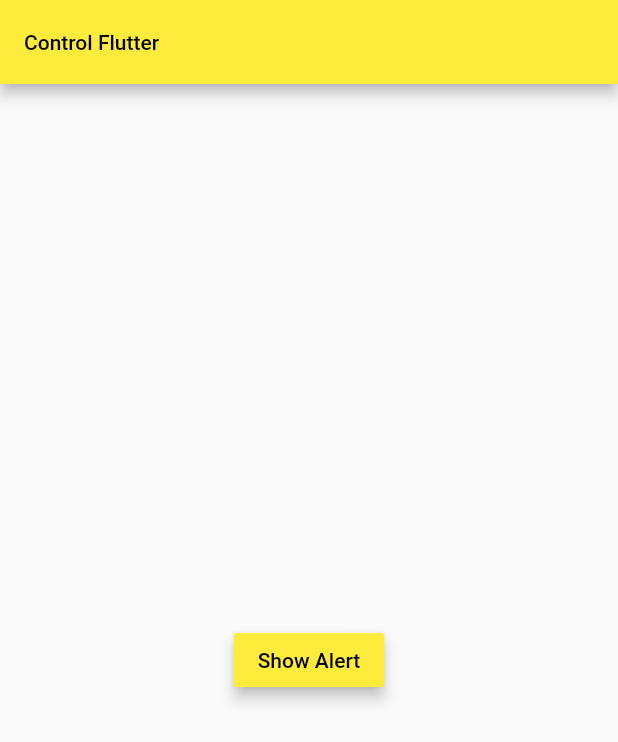
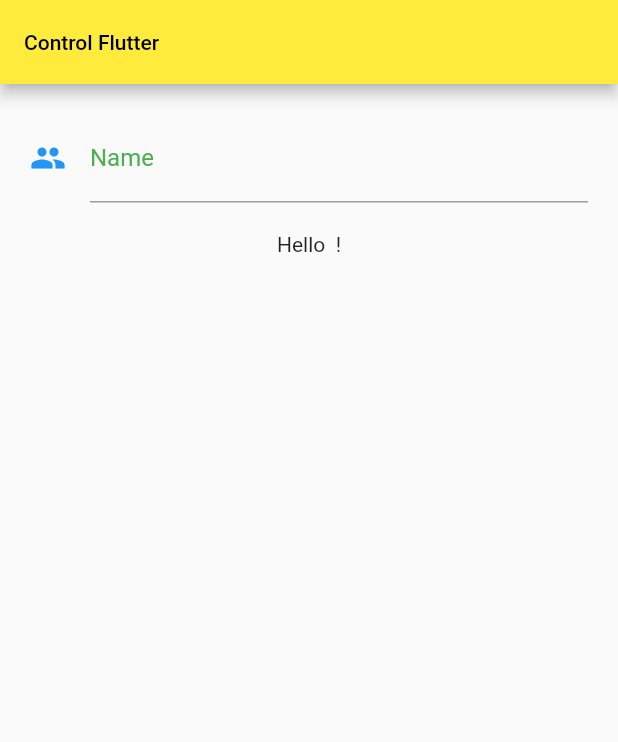
Before and after one commit to huubao2309/demo_control_flutter, a Flutter app: the screen it shows after launch, on a phone screen of 412 x 824 dp. Shown: the top 742 px of the screen. Run offline on Flutter 3.47's test engine with Material 2 defaults, Android fonts, the phone set to English and light mode, and no system bars; our stand-ins replace carousel_slider.

Commit message:
commit use TextField

```diff
--- /dev/null
+++ b/control_flutter/lib/control_stateful_normal/textfield_widgets.dart
@@ -0,0 +1,40 @@
+import 'package:flutter/material.dart';
+
+class TextFieldControl extends StatefulWidget {
+  @override
+  _TextFieldWidgetsState createState() => _TextFieldWidgetsState();
+}
+
+class _TextFieldWidgetsState extends State<TextFieldControl> {
+  String name = '';
+
+  @override
+  Widget build(BuildContext context) {
+    return Container(
+      margin: EdgeInsets.all(20),
+      child: Column(
+        children: <Widget>[
+          TextField(
+            decoration: InputDecoration(
+              hintText: 'Input Text...',
+              labelText: 'Name',
+              labelStyle: TextStyle(color: Colors.green),
+              hintStyle: TextStyle(color: Colors.red),
+              icon: Icon(
+                Icons.people,
+                color: Colors.blue,
+              ),
+            ),
+            onChanged: (String string) {
+              setState(() {
+                name = string;
+              });
+            },
+          ),
+          Padding(padding: EdgeInsets.all(10)),
+          Text('Hello $name !'),
+        ],
+      ),
+    );
+  }
+}
--- a/control_flutter/lib/main.dart
+++ b/control_flutter/lib/main.dart
@@ -9,12 +9,11 @@
 import 'control_normal/raised_button_widgets.dart';
 import 'control_normal/row_widgets.dart';
 import 'control_normal/text_widgets.dart';
+import 'control_stateful_normal/textfield_widgets.dart';
 
 void main() => runApp(MyApp());
 
 class MyApp extends StatelessWidget {
-  TabController _tabController;
-
   @override
   Widget build(BuildContext context) {
     return MaterialApp(
@@ -33,7 +32,7 @@
             ),
           ),
         ),
-        body: ShowAlertDialogWidgets(),
+        body: TextFieldControl(),
       ),
     );
   }
```
Also changed, not shown: images/text_field/textfield_resul1.png (added), images/text_field/textfield_resul2.png (added).
